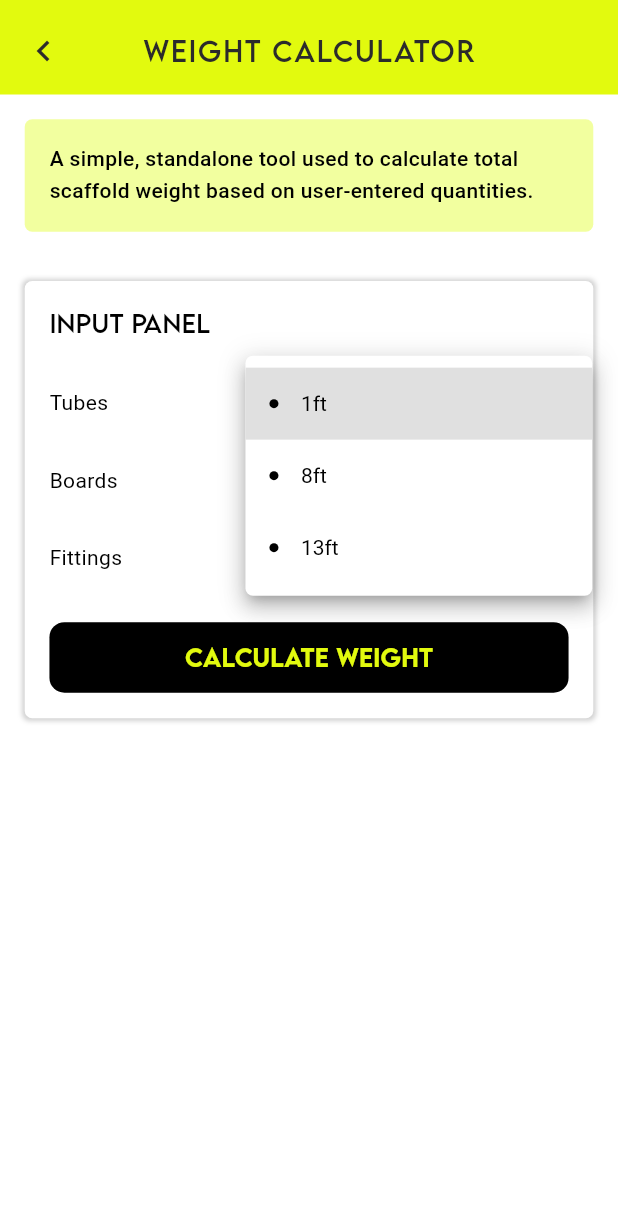
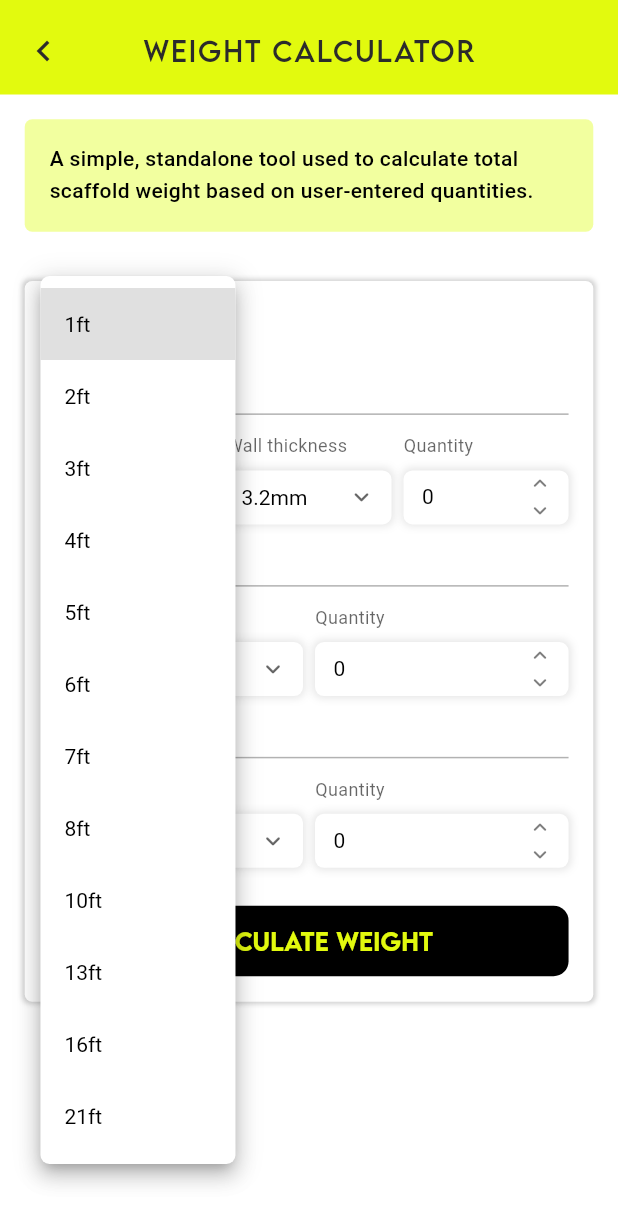
Before and after one commit to BayajitIslam/scaff-assistant, a Flutter app: the WeightCalculatorScreen screen opened by its route, after a tap on "1ft", on a phone screen of 412 x 824 dp. Shown: the top 1224 px of the screen. Run offline on Flutter 3.47's test engine with Material 3 defaults, Android fonts, the phone set to English and light mode, and no system bars; our stand-ins replace get, get_storage, google_fonts, google_sign_in, in_app_purchase, loading_animation_widget and 1 more; accounts and stored records are empty; network calls fail.

Commit message:
Change Design Weight Calculator & Complete Intregation Calculator

```diff
--- a/lib/feature/additional_screen/controllers/weight_calculator_controller.dart
+++ b/lib/feature/additional_screen/controllers/weight_calculator_controller.dart
@@ -11,18 +11,54 @@ class WeightCalculatorController extends GetxController {
   var selectedTube = Rxn<String>();
   var selectedBoard = Rxn<String>();
   var selectedFitting = Rxn<String>();
+  var selectedWallThickness = Rxn<String>();
 
   // Default values (same as hints)
   final String defaultTube = '1';
   final String defaultBoard = '3';
   final String defaultFitting = 'Double';
+  final String defaultWallThickness = '3.2mm';
+
+  // Editable quantities
+  var tubeQuantity = 0.obs;
+  var boardQuantity = 0.obs;
+  var fittingQuantity = 0.obs;
 
   // Dropdown options
-  final List<String> tubeOptions = ['1ft', '8ft', '13ft'];
+  final List<String> tubeOptions = [
+    '1ft',
+    '2ft',
+    '3ft',
+    '4ft',
+    '5ft',
+    '6ft',
+    '7ft',
+    '8ft',
+    '10ft',
+    '13ft',
+    '16ft',
+    '21ft',
+  ];
 
-  final List<String> boardOptions = ['3ft', '10ft'];
+  final List<String> boardOptions = [
+    '3ft',
+    '4ft',
+    '5ft',
+    '6ft',
+    '7ft',
+    '8ft',
+    '10ft',
+    '13ft',
+  ];
 
-  final List<String> fittingOptions = ['Double', 'Single'];
+  final List<String> fittingOptions = [
+    'Double',
+    'Single',
+    // 'Swivels',
+    // 'Sleeves',
+  ];
+
+  final List<String> wallThicknessOptions = ['3.2mm', '4.0mm'];
 
   // Output values (will come from backend later)
   var tubesTotalWeight = '0kg'.obs;
@@ -38,28 +74,27 @@ class WeightCalculatorController extends GetxController {
     (selectedBoard.value ?? defaultTube).replaceAll(RegExp(r'[^0-9]'), ''),
   );
   String get fittingValue => selectedFitting.value ?? defaultFitting;
+  String get wallThiknessValue =>
+      selectedWallThickness.value ?? defaultWallThickness;
+  int get tubeQuantityValue => tubeQuantity.value;
+  int get boardQuantityValue => boardQuantity.value;
+  int get fittingQuantityyValue => fittingQuantity.value;
 
   // Build request body
   Map<String, dynamic> buildRequestBody() {
     return {
       "tubes": [
         {
-          "length_ft": tubeValue, // ← Changes (1, 8, or 13)
-          "wall_thickness": "3.2mm", // ← Permanent
-          "quantity": 28, // ← Permanent
+          "length_ft": tubeValue,
+          "wall_thickness": wallThiknessValue,
+          "quantity": tubeQuantityValue,
         },
       ],
       "boards": [
-        {
-          "length_ft": boardValue, // ← Changes (3 or 10)
-          "quantity": 15, // ← Permanent
-        },
+        {"length_ft": boardValue, "quantity": boardQuantityValue},
       ],
       "fittings": [
-        {
-          "fitting_type": fittingValue, // ← Changes (Double or Single)
-          "quantity": 100, // ← Permanent
-        },
+        {"fitting_type": fittingValue, "quantity": fittingQuantityyValue},
       ],
     };
   }
--- a/lib/feature/additional_screen/screens/weight_calculator_screen.dart
+++ b/lib/feature/additional_screen/screens/weight_calculator_screen.dart
@@ -5,8 +5,8 @@ import 'package:scaffassistant/core/const/size_const/dynamic_size.dart';
 import 'package:scaffassistant/core/theme/SColor.dart';
 import 'package:scaffassistant/feature/additional_screen/controllers/weight_calculator_controller.dart';
 import 'package:scaffassistant/feature/additional_screen/widgets/custom_appbar.dart';
+import 'package:scaffassistant/feature/additional_screen/widgets/weight_calculator_widget/weight_input_widget.dart';
 import '../widgets/weight_calculator_widget/description_card.dart';
-import '../widgets/shared_dropdown.dart';
 import '../widgets/primary_button.dart';
 import '../widgets/weight_calculator_widget/input_panel_card.dart';
 import '../widgets/output_panel.dart';
@@ -47,41 +47,63 @@ class WeightCalculatorScreen extends StatelessWidget {
                   InputPanelCard(
                     title: 'INPUT PANEL',
                     children: [
-                      // Tubes Dropdown
+                      // Tubes Input
                       Obx(
-                        () => SharedDropdown(
-                          label: 'Tubes',
+                        () => WeightInputWidget(
+                          title: 'Tubes',
+                          type: InputRowType.tubes,
                           selectedValue: controller.selectedTube.value,
                           items: controller.tubeOptions,
                           hint: '1ft',
                           onChanged: (value) {
                             controller.selectedTube.value = value;
                           },
+                          selectedWallThickness:
+                              controller.selectedWallThickness.value,
+                          wallThicknessItems: controller.wallThicknessOptions,
+                          wallThicknessHint: '3.2mm',
+                          onWallThicknessChanged: (value) {
+                            controller.selectedWallThickness.value = value;
+                          },
+                          quantity: controller.tubeQuantity.value,
+                          onQuantityChanged: (value) {
+                            controller.tubeQuantity.value = value;
+                          },
                         ),
                       ),
 
-                      // Boards Dropdown
+                      // Boards Input
                       Obx(
-                        () => SharedDropdown(
-                          label: 'Boards',
+                        () => WeightInputWidget(
+                          title: 'Boards',
+                          type: InputRowType.boards,
                           selectedValue: controller.selectedBoard.value,
                           items: controller.boardOptions,
                           hint: '3ft',
                           onChanged: (value) {
                             controller.selectedBoard.value = value;
                           },
+                          quantity: controller.boardQuantity.value,
+                          onQuantityChanged: (value) {
+                            controller.boardQuantity.value = value;
+                          },
                         ),
                       ),
 
-                      // Fittings Dropdown
+                      // Fittings Input
                       Obx(
-                        () => SharedDropdown(
-                          label: 'Fittings',
+                        () => WeightInputWidget(
+                          title: 'Fittings',
+                          type: InputRowType.fittings,
                           selectedValue: controller.selectedFitting.value,
                           items: controller.fittingOptions,
-                          hint: 'Doubles',
+                          hint: 'Double',
                           onChanged: (value) {
                             controller.selectedFitting.value = value;
+                          },
+                          quantity: controller.fittingQuantity.value,
+                          onQuantityChanged: (value) {
+                            controller.fittingQuantity.value = value;
                           },
                         ),
                       ),
--- a/lib/feature/additional_screen/widgets/primary_button.dart
+++ b/lib/feature/additional_screen/widgets/primary_button.dart
@@ -31,14 +31,14 @@ class PrimaryButton extends StatelessWidget {
           shape: RoundedRectangleBorder(
             borderRadius: BorderRadius.circular(10),
           ),
-          disabledBackgroundColor: SColor.primary.withOpacity(0.6),
+          disabledBackgroundColor: SColor.primary,
         ),
         child: isLoading
             ? SizedBox(
                 height: 20,
                 width: 20,
                 child: LoadingAnimationWidget.threeArchedCircle(
-                  color: SColor.primary,
+                  color: SColor.textBlackPrimary,
 
                   size: 30,
                 ),
--- /dev/null
+++ b/lib/feature/additional_screen/widgets/weight_calculator_widget/weight_input_widget.dart
@@ -0,0 +1,348 @@
+import 'package:flutter/material.dart';
+import 'package:flutter/services.dart';
+import 'package:scaffassistant/core/const/size_const/dynamic_size.dart';
+import 'package:scaffassistant/core/theme/SColor.dart';
+import 'package:scaffassistant/core/theme/text_theme.dart';
+
+enum InputRowType {
+  tubes, // Length + Wall thickness + Quantity
+  boards, // Length + Quantity
+  fittings, // Fitting type + Quantity
+}
+
+class WeightInputWidget extends StatefulWidget {
+  final String title;
+  final InputRowType type;
+
+  // First dropdown (Length or Fitting type)
+  final String? selectedValue;
+  final List<String> items;
+  final String hint;
+  final ValueChanged<String?> onChanged;
+
+  // Wall thickness dropdown (only for tubes)
+  final String? selectedWallThickness;
+  final List<String> wallThicknessItems;
+  final String wallThicknessHint;
+  final ValueChanged<String?>? onWallThicknessChanged;
+
+  // Quantity
+  final int quantity;
+  final ValueChanged<int> onQuantityChanged;
+
+  const WeightInputWidget({
+    super.key,
+    required this.title,
+    required this.type,
+    required this.selectedValue,
+    required this.items,
+    required this.hint,
+    required this.onChanged,
+    this.selectedWallThickness,
+    this.wallThicknessItems = const ['3.2mm', '4.0mm'],
+    this.wallThicknessHint = '3.2mm',
+    this.onWallThicknessChanged,
+    required this.quantity,
+    required this.onQuantityChanged,
+  });
+
+  @override
+  State<WeightInputWidget> createState() => _WeightInputWidgetState();
+}
+
+class _WeightInputWidgetState extends State<WeightInputWidget> {
+  late TextEditingController _quantityController;
+
+  @override
+  void initState() {
+    super.initState();
+    _quantityController = TextEditingController(
+      text: widget.quantity.toString(),
+    );
+  }
+
+  @override
+  void didUpdateWidget(WeightInputWidget oldWidget) {
+    super.didUpdateWidget(oldWidget);
+    // Only update if quantity changed externally (from +/- buttons)
+    if (widget.quantity != oldWidget.quantity) {
+      _quantityController.text = widget.quantity.toString();
+    }
+  }
+
+  @override
+  void dispose() {
+    _quantityController.dispose();
+    super.dispose();
+  }
+
+  @override
+  Widget build(BuildContext context) {
+    return Padding(
+      padding: EdgeInsets.symmetric(vertical: DynamicSize.small(context)),
+      child: Column(
+        crossAxisAlignment: CrossAxisAlignment.start,
+        children: [
+          // Title with underline
+          Text(
+            widget.title,
+            style: STextTheme.subHeadLine().copyWith(
+              color: SColor.textBlackPrimary,
+              fontWeight: FontWeight.w600,
+            ),
+          ),
+          Container(
+            height: 1,
+            color: SColor.textBlackPrimary.withOpacity(0.3),
+            margin: EdgeInsets.only(top: 4, bottom: 12),
+          ),
+
+          // Labels Row
+          _buildLabelsRow(),
+
+          SizedBox(height: 8),
+
+          // Input Fields Row
+          _buildInputRow(context),
+        ],
+      ),
+    );
+  }
+
+  Widget _buildLabelsRow() {
+    switch (widget.type) {
+      case InputRowType.tubes:
+        return Row(
+          children: [
+            Expanded(flex: 2, child: _labelText('Length')),
+            SizedBox(width: 8),
+            Expanded(flex: 2, child: _labelText('Wall thickness')),
+            SizedBox(width: 8),
+            Expanded(flex: 2, child: _labelText('Quantity')),
+          ],
+        );
+      case InputRowType.boards:
+        return Row(
+          children: [
+            Expanded(flex: 2, child: _labelText('Length')),
+            SizedBox(width: 8),
+            Expanded(flex: 2, child: _labelText('Quantity')),
+          ],
+        );
+      case InputRowType.fittings:
+        return Row(
+          children: [
+            Expanded(flex: 2, child: _labelText('Fitting type')),
+            SizedBox(width: 8),
+            Expanded(flex: 2, child: _labelText('Quantity')),
+          ],
+        );
+    }
+  }
+
+  Widget _buildInputRow(BuildContext context) {
+    switch (widget.type) {
+      case InputRowType.tubes:
+        return Row(
+          children: [
+            // Length Dropdown
+            Expanded(
+              flex: 2,
+              child: _buildDropdown(
+                value: widget.selectedValue,
+                items: widget.items,
+                hint: widget.hint,
+                onChanged: widget.onChanged,
+              ),
+            ),
+            SizedBox(width: 8),
+            // Wall Thickness Dropdown
+            Expanded(
+              flex: 2,
+              child: _buildDropdown(
+                value: widget.selectedWallThickness,
+                items: widget.wallThicknessItems,
+                hint: widget.wallThicknessHint,
+                onChanged: widget.onWallThicknessChanged ?? (_) {},
+              ),
+            ),
+            SizedBox(width: 8),
+            // Quantity Input
+            Expanded(flex: 2, child: _buildQuantityInput()),
+          ],
+        );
+      case InputRowType.boards:
+      case InputRowType.fittings:
+        return Row(
+          children: [
+            // Dropdown (Length or Fitting type)
+            Expanded(
+              flex: 2,
+              child: _buildDropdown(
+                value: widget.selectedValue,
+                items: widget.items,
+                hint: widget.hint,
+                onChanged: widget.onChanged,
+              ),
+            ),
+            SizedBox(width: 8),
+            // Quantity Input
+            Expanded(flex: 2, child: _buildQuantityInput()),
+          ],
+        );
+    }
+  }
+
+  Widget _labelText(String text) {
+    return Text(
+      text,
+      style: STextTheme.subHeadLine().copyWith(
+        color: SColor.textBlackPrimary.withOpacity(0.6),
+        fontSize: 12,
+      ),
+    );
+  }
+
+  Widget _buildDropdown({
+    required String? value,
+    required List<String> items,
+    required String hint,
+    required ValueChanged<String?> onChanged,
+  }) {
+    return Container(
+      height: 36,
+      padding: EdgeInsets.symmetric(horizontal: 10),
+      decoration: BoxDecoration(
+        color: Colors.white,
+        borderRadius: BorderRadius.circular(6),
+        boxShadow: [
+          BoxShadow(
+            color: const Color(0x1A000000),
+            blurRadius: 4,
+            spreadRadius: 1,
+          ),
+        ],
+      ),
+      child: DropdownButtonHideUnderline(
+        child: DropdownButton<String>(
+          value: value,
+          hint: Text(
+            hint,
+            style: STextTheme.subHeadLine().copyWith(
+              color: SColor.textBlackPrimary,
+              fontSize: 14,
+            ),
+          ),
+          icon: Icon(
+            Icons.keyboard_arrow_down_rounded,
+            color: SColor.textBlackPrimary.withOpacity(0.6),
+            size: 20,
+          ),
+          isExpanded: true,
+          style: STextTheme.subHeadLine().copyWith(
+            color: SColor.textBlackPrimary,
+            fontSize: 14,
+          ),
+          dropdownColor: Colors.white,
+          borderRadius: BorderRadius.circular(6),
+          items: items.map((String item) {
+            return DropdownMenuItem<String>(
+              value: item,
+              child: Text(
+                item,
+                style: STextTheme.subHeadLine().copyWith(
+                  color: SColor.textBlackPrimary,
+                  fontSize: 14,
+                ),
+              ),
+            );
+          }).toList(),
+          onChanged: onChanged,
+        ),
+      ),
+    );
+  }
+
+  Widget _buildQuantityInput() {
+    return Container(
+      height: 36,
+      decoration: BoxDecoration(
+        color: Colors.white,
+        borderRadius: BorderRadius.circular(6),
+        boxShadow: [
+          BoxShadow(
+            color: const Color(0x1A000000),
+            blurRadius: 4,
+            spreadRadius: 1,
+          ),
+        ],
+      ),
+      child: Row(
+        children: [
+          // Quantity text field
+          Expanded(
+            child: TextField(
+              controller: _quantityController,
+              textAlign: TextAlign.left,
+              keyboardType: TextInputType.number,
+              inputFormatters: [FilteringTextInputFormatter.digitsOnly],
+              style: STextTheme.subHeadLine().copyWith(
+                color: SColor.textBlackPrimary,
+                fontSize: 14,
+              ),
+              decoration: InputDecoration(
+                border: InputBorder.none,
+                contentPadding: EdgeInsets.symmetric(horizontal: 12),
+                isDense: true,
+              ),
+              onChanged: (value) {
+                final intValue = int.tryParse(value) ?? 0;
+                widget.onQuantityChanged(intValue);
+              },
+            ),
+          ),
+
+          // Up/Down arrows on the right
+          SizedBox(
+            width: 30,
+            child: Column(
+              mainAxisAlignment: MainAxisAlignment.center,
+              children: [
+                // Up arrow (increment)
+                GestureDetector(
+                  onTap: () {
+                    int current = int.tryParse(_quantityController.text) ?? 0;
+                    _quantityController.text = (current + 1).toString();
+                    widget.onQuantityChanged(current + 1);
+                  },
+                  child: Icon(
+                    Icons.keyboard_arrow_up_rounded,
+                    size: 18,
+                    color: SColor.textBlackPrimary.withOpacity(0.5),
+                  ),
+                ),
+                // Down arrow (decrement)
+                GestureDetector(
+                  onTap: () {
+                    int current = int.tryParse(_quantityController.text) ?? 0;
+                    if (current > 0) {
+                      _quantityController.text = (current - 1).toString();
+                      widget.onQuantityChanged(current - 1);
+                    }
+                  },
+                  child: Icon(
+                    Icons.keyboard_arrow_down_rounded,
+                    size: 18,
+                    color: SColor.textBlackPrimary.withOpacity(0.5),
+                  ),
+                ),
+              ],
+            ),
+          ),
+
+          SizedBox(width: 4),
+        ],
+      ),
+    );
+  }
+}
```
